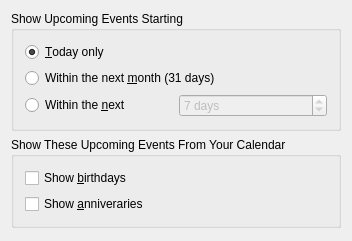
chusopr/kdepim-ktimetracker-akonadi, file kontact/plugins/korganizer/apptsummaryconfig_base.ui: the form before one commit.
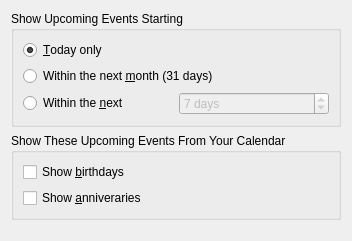
The form after the commit.

Diff of the .ui file:
```diff
--- a/kontact/plugins/korganizer/apptsummaryconfig_base.ui
+++ b/kontact/plugins/korganizer/apptsummaryconfig_base.ui
@@ -132,7 +132,6 @@
    </item>
   </layout>
  </widget>
- <layoutdefault spacing="6" margin="11" />
  <resources/>
  <connections/>
 </ui>
```
